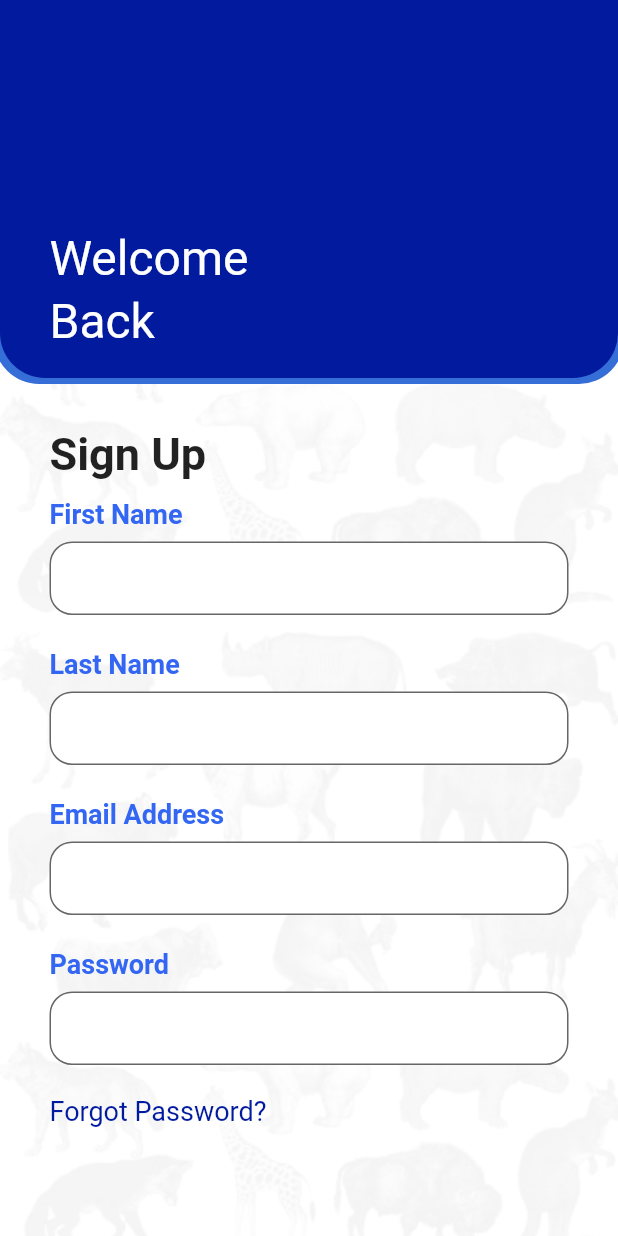
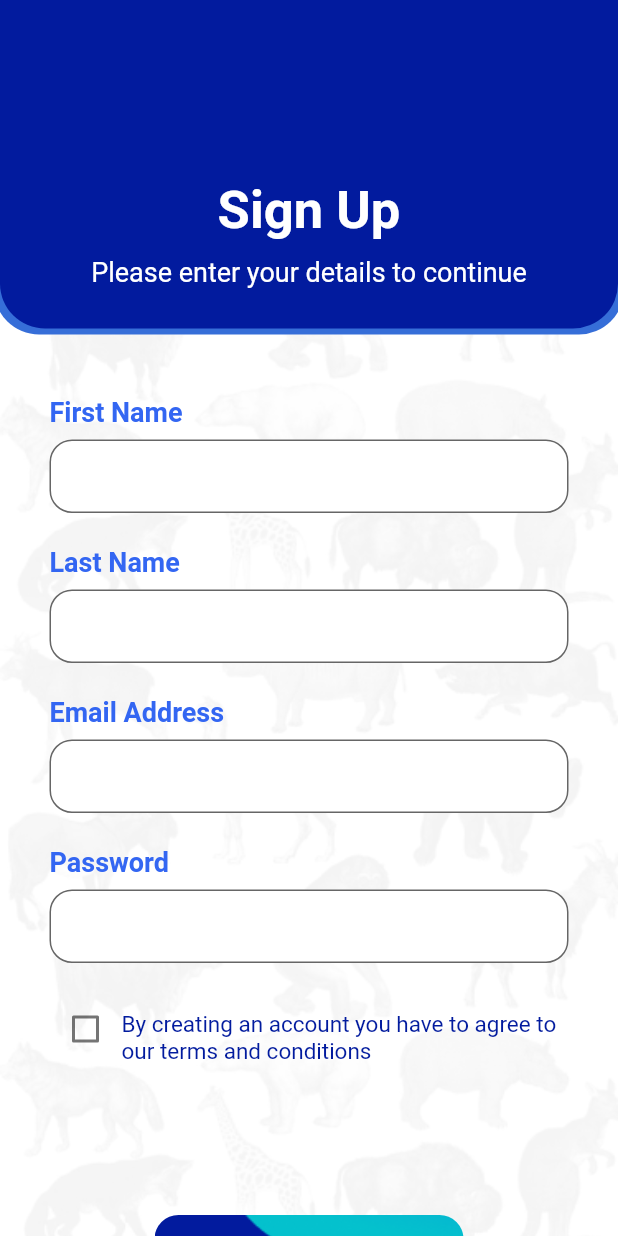
Before and after one commit to the-jossie/faunapp, a Flutter app: the screen it shows after launch, swiped to page 3, on a phone screen of 412 x 824 dp. Run offline on Flutter 3.47's test engine with Material 2 defaults, Android fonts, the phone set to English and light mode, and no system bars; our stand-ins replace flutter_svg, get_it, google_fonts, jwt_decoder, shared_preferences, stacked; Roboto replaces fonts that are missing (Sofia); statements that could not run were skipped.

Commit message:
fix: signup view

```diff
--- a/lib/view_models/auth/signup_auth_view_model.dart
+++ b/lib/view_models/auth/signup_auth_view_model.dart
@@ -5,6 +5,7 @@ import '../../config/app_config.dart';
 
 class SignupAuthViewModel extends BaseViewModel {
   final loginFormKey = GlobalKey<FormState>();
+  bool isAgreedToTerms = false;
 
   final TextEditingController _firstNameTextController =
       TextEditingController();
@@ -20,4 +21,10 @@ class SignupAuthViewModel extends BaseViewModel {
   void signup() {
     AppConfigService.offAllNamed("all_animals_screen");
   }
+
+  void handleIsAgreedToTerms(bool? value) {
+    isAgreedToTerms = value!;
+
+    notifyListeners();
+  }
 }
--- a/lib/views/auth/auth_view.dart
+++ b/lib/views/auth/auth_view.dart
@@ -102,7 +102,9 @@ class AuthView extends StatelessWidget {
             LoginAuthView(
               openSignupView: () => viewModel.goToPage(2),
             ),
-            const SignupAuthView()
+            SignupAuthView(
+              openSigninView: () => viewModel.goToPage(1),
+            )
           ],
         ),
       ),
--- a/lib/views/auth/login_auth_view.dart
+++ b/lib/views/auth/login_auth_view.dart
@@ -47,7 +47,6 @@ class LoginAuthView extends StatelessWidget {
                       style: TextStyle(
                         fontSize: 35,
                         fontWeight: FontWeight.w600,
-                        // height: 1.3,
                         color: Colors.white,
                       ),
                     ),
@@ -98,18 +97,14 @@ class LoginAuthView extends StatelessWidget {
                                   activeColor:
                                       AppConfigService.hexToColor("#021B9E"),
                                 ),
-                                GestureDetector(
-                                  onTap: () => viewModel.handleIsRememberMe(
-                                      !viewModel.isRememberMe),
-                                  child: Text(
-                                    "Remember Me",
-                                    style: TextStyle(
-                                      fontSize: 15,
-                                      color: AppConfigService.hexToColor(
-                                          "#021B9E"),
-                                    ),
+                                Text(
+                                  "Remember Me",
+                                  style: TextStyle(
+                                    fontSize: 15,
+                                    color:
+                                        AppConfigService.hexToColor("#021B9E"),
                                   ),
-                                )
+                                ),
                               ],
                             ),
                             Text(
@@ -141,7 +136,7 @@ class LoginAuthView extends StatelessWidget {
                         ),
                         const SizedBox(height: 16),
                         GestureDetector(
-                          onTap: () => {},
+                          onTap: () => openSignupView(),
                           child: Text(
                             'Create an account',
                             style: TextStyle(
--- a/lib/views/auth/signup_auth_view.dart
+++ b/lib/views/auth/signup_auth_view.dart
@@ -1,6 +1,5 @@
 import 'package:faunapp/config/app_config.dart';
 import 'package:flutter/material.dart';
-import 'package:google_fonts/google_fonts.dart';
 import 'package:stacked/stacked.dart';
 
 import '../../view_models/auth/signup_auth_view_model.dart';
@@ -8,7 +7,10 @@ import '../../widgets/button.dart';
 import '../../widgets/input.dart';
 
 class SignupAuthView extends StatelessWidget {
-  const SignupAuthView({Key? key}) : super(key: key);
+  final Function openSigninView;
+
+  const SignupAuthView({required this.openSigninView, Key? key})
+      : super(key: key);
 
   @override
   Widget build(BuildContext context) {
@@ -20,10 +22,8 @@ class SignupAuthView extends StatelessWidget {
             Container(
               width: double.infinity,
               padding: const EdgeInsets.only(
-                top: 150,
-                left: 33,
-                bottom: 18,
-                right: 33,
+                top: 120,
+                bottom: 27,
               ),
               decoration: BoxDecoration(
                 boxShadow: [
@@ -38,26 +38,28 @@ class SignupAuthView extends StatelessWidget {
                   bottomRight: Radius.circular(30),
                 ),
               ),
+              child: const Center(
                 child: Column(
-                crossAxisAlignment: CrossAxisAlignment.start,
+                  crossAxisAlignment: CrossAxisAlignment.center,
                   children: [
                     Text(
-                    "Welcome",
-                    style: GoogleFonts.sofia(
-                      fontSize: 32,
-                      height: 1.3,
+                      "Sign Up",
+                      style: TextStyle(
+                        fontSize: 35,
+                        fontWeight: FontWeight.w600,
                         color: Colors.white,
                       ),
                     ),
+                    SizedBox(height: 10),
                     Text(
-                    "Back",
-                    style: GoogleFonts.sofia(
-                      fontSize: 32,
-                      height: 1.3,
+                      "Please enter your details to continue",
+                      style: TextStyle(
+                        fontSize: 18,
                         color: Colors.white,
                       ),
                     ),
                   ],
+                ),
               ),
             ),
             Container(
@@ -65,13 +67,6 @@ class SignupAuthView extends StatelessWidget {
               child: Column(
                 crossAxisAlignment: CrossAxisAlignment.start,
                 children: [
-                  const Text(
-                    "Sign Up",
-                    style: TextStyle(
-                      fontSize: 30,
-                      fontWeight: FontWeight.bold,
-                    ),
-                  ),
                   Form(
                     key: viewModel.loginFormKey,
                     child: Column(
@@ -105,18 +100,34 @@ class SignupAuthView extends StatelessWidget {
                               value.isEmpty ? "Password is required" : null,
                         ),
                         const SizedBox(height: 10),
-                        Text(
-                          "Forgot Password?",
+                        Row(
+                          crossAxisAlignment: CrossAxisAlignment.end,
+                          children: [
+                            Checkbox(
+                              value: viewModel.isAgreedToTerms,
+                              onChanged: viewModel.handleIsAgreedToTerms,
+                              activeColor:
+                                  AppConfigService.hexToColor("#021B9E"),
+                            ),
+                            Expanded(
+                              child: Text(
+                                "By creating an account you have to agree to our terms and conditions",
                                 style: TextStyle(
-                              fontSize: 18,
-                              color: AppConfigService.hexToColor("#021B9E")),
+                                  fontSize: 15,
+                                  color: AppConfigService.hexToColor("#021B9E"),
+                                ),
+                              ),
+                            ),
+                          ],
                         ),
                       ],
                     ),
                   ),
                   const SizedBox(height: 100),
                   Center(
-                    child: FAButton(
+                    child: Column(
+                      children: [
+                        FAButton(
                           child: const Text(
                             "Sign Up",
                             style: TextStyle(
@@ -126,6 +137,33 @@ class SignupAuthView extends StatelessWidget {
                             ),
                           ),
                           onPressed: () => viewModel.signup(),
+                        ),
+                        const SizedBox(height: 16),
+                        GestureDetector(
+                          onTap: () => openSigninView(),
+                          child: Row(
+                            mainAxisAlignment: MainAxisAlignment.center,
+                            children: [
+                              const Text(
+                                'Already have an account?',
+                                style: TextStyle(
+                                  fontWeight: FontWeight.bold,
+                                  fontSize: 12,
+                                ),
+                              ),
+                              const SizedBox(width: 5.0),
+                              Text(
+                                'Sign in here',
+                                style: TextStyle(
+                                  color: Theme.of(context).primaryColor,
+                                  fontWeight: FontWeight.bold,
+                                  fontSize: 12,
+                                ),
+                              )
+                            ],
+                          ),
+                        ),
+                      ],
                     ),
                   ),
                 ],
```
Lines whose indentation alone changed are shown as unchanged.
